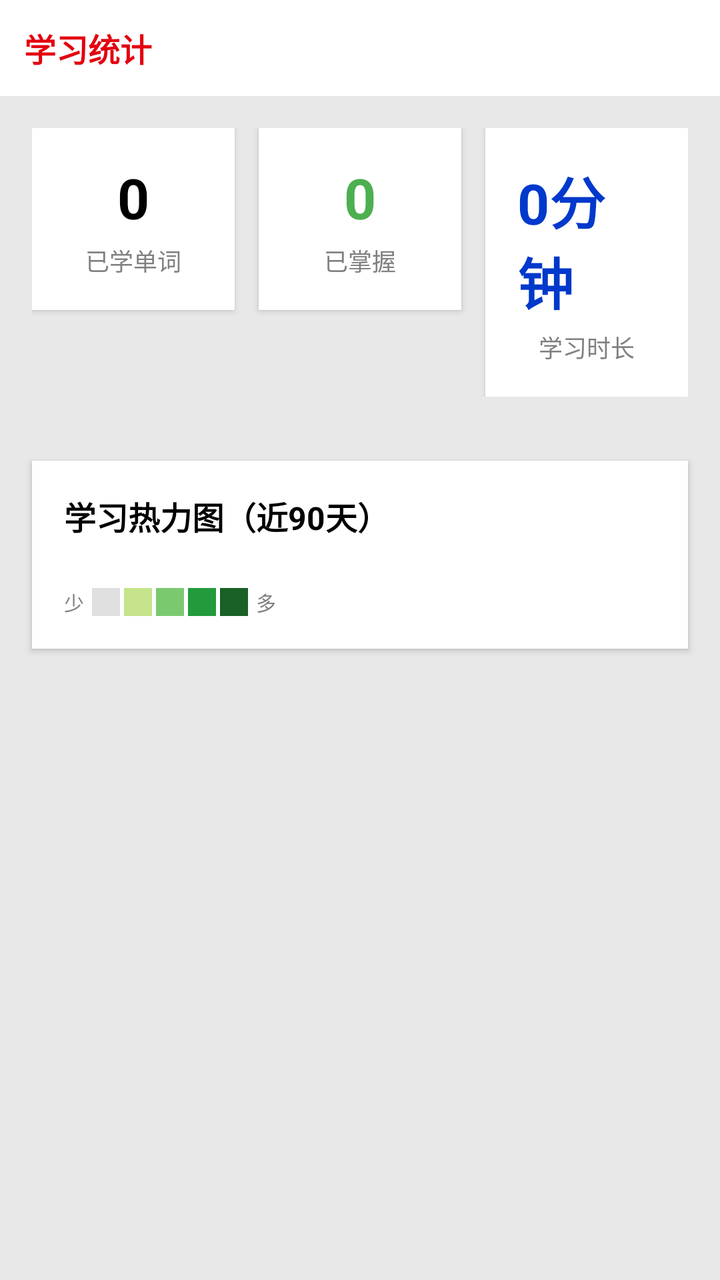
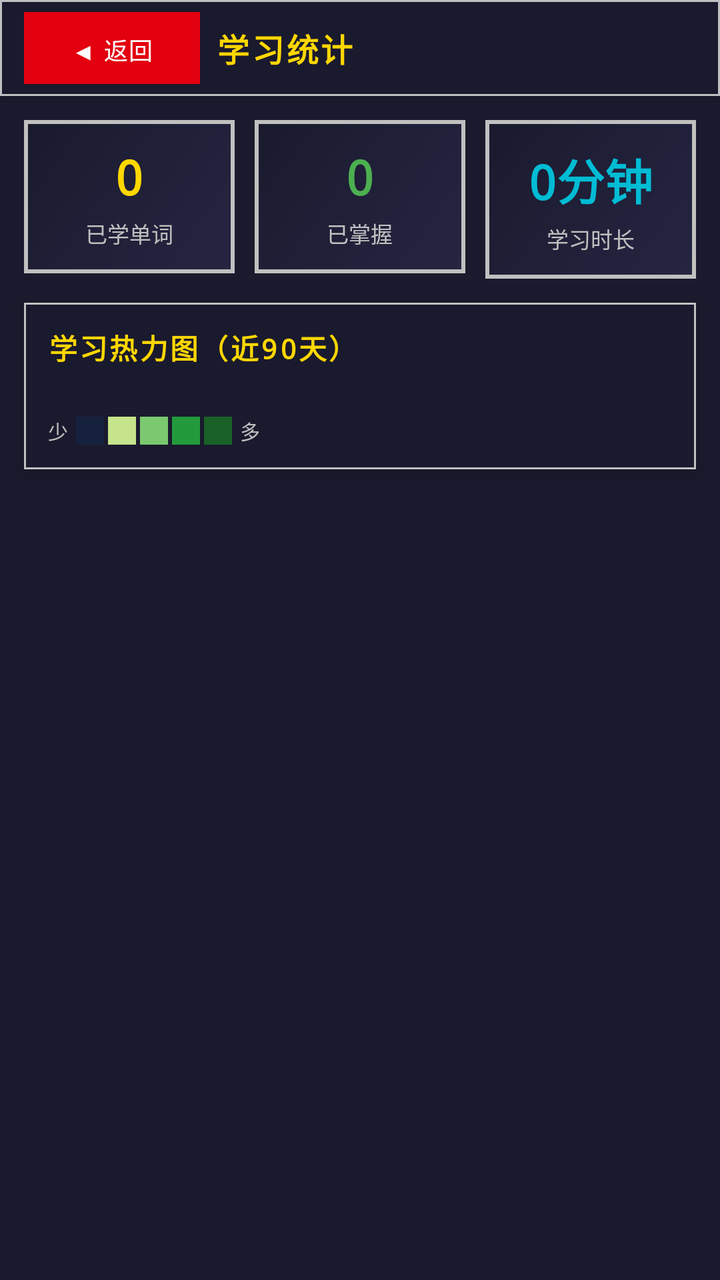

Before-and-after screenshots of an Android layout around one commit, followed by the original layout XML and the change that was made.
<!-- AndroidManifest.xml: application theme Theme.LearnE -->
<!-- res/layout/fragment_study_stats.xml -->
<?xml version="1.0" encoding="utf-8"?>
<LinearLayout
    xmlns:android="http://schemas.android.com/apk/res/android"
    android:layout_width="match_parent"
    android:layout_height="match_parent"
    android:background="#E8E8E8"
    android:orientation="vertical">

    
    <LinearLayout
        android:layout_width="match_parent"
        android:layout_height="48dp"
        android:orientation="horizontal"
        android:paddingHorizontal="12dp"
        android:paddingVertical="6dp"
        android:gravity="center_vertical"
        android:background="#FFFFFF">

        <TextView
            android:layout_width="wrap_content"
            android:layout_height="wrap_content"
            android:text="学习统计"
            android:textColor="#E3000F"
            android:textSize="16sp"
            android:textStyle="bold"/>

        <View android:layout_width="0dp" android:layout_height="0dp" android:layout_weight="1"/>

        <TextView
            android:id="@+id/tv_streak"
            android:layout_width="wrap_content"
            android:layout_height="wrap_content"
            android:text=""
            android:textColor="#0039CB"
            android:textSize="13sp"/>
    </LinearLayout>

    
    <LinearLayout
        android:layout_width="match_parent"
        android:layout_height="wrap_content"
        android:orientation="horizontal"
        android:padding="16dp">

        <LinearLayout
            android:layout_width="0dp"
            android:layout_height="wrap_content"
            android:layout_weight="1"
            android:orientation="vertical"
            android:gravity="center"
            android:background="#FFFFFF"
            android:padding="16dp"
            android:layout_marginEnd="8dp"
            android:elevation="2dp">

            <TextView
                android:id="@+id/tv_total_learned"
                android:layout_width="wrap_content"
                android:layout_height="wrap_content"
                android:text="0"
                android:textColor="#000000"
                android:textSize="28sp"
                android:textStyle="bold"/>

            <TextView
                android:layout_width="wrap_content"
                android:layout_height="wrap_content"
                android:text="已学单词"
                android:textColor="#808080"
                android:textSize="12sp"
                android:layout_marginTop="4dp"/>
        </LinearLayout>

        <LinearLayout
            android:layout_width="0dp"
            android:layout_height="wrap_content"
            android:layout_weight="1"
            android:orientation="vertical"
            android:gravity="center"
            android:background="#FFFFFF"
            android:padding="16dp"
            android:layout_marginHorizontal="4dp"
            android:elevation="2dp">

            <TextView
                android:id="@+id/tv_total_mastered"
                android:layout_width="wrap_content"
                android:layout_height="wrap_content"
                android:text="0"
                android:textColor="#4CAF50"
                android:textSize="28sp"
                android:textStyle="bold"/>

            <TextView
                android:layout_width="wrap_content"
                android:layout_height="wrap_content"
                android:text="已掌握"
                android:textColor="#808080"
                android:textSize="12sp"
                android:layout_marginTop="4dp"/>
        </LinearLayout>

        <LinearLayout
            android:layout_width="0dp"
            android:layout_height="wrap_content"
            android:layout_weight="1"
            android:orientation="vertical"
            android:gravity="center"
            android:background="#FFFFFF"
            android:padding="16dp"
            android:layout_marginStart="8dp"
            android:elevation="2dp">

            <TextView
                android:id="@+id/tv_total_time"
                android:layout_width="wrap_content"
                android:layout_height="wrap_content"
                android:text="0分钟"
                android:textColor="#0039CB"
                android:textSize="28sp"
                android:textStyle="bold"/>

            <TextView
                android:layout_width="wrap_content"
                android:layout_height="wrap_content"
                android:text="学习时长"
                android:textColor="#808080"
                android:textSize="12sp"
                android:layout_marginTop="4dp"/>
        </LinearLayout>
    </LinearLayout>

    
    <LinearLayout
        android:layout_width="match_parent"
        android:layout_height="wrap_content"
        android:orientation="vertical"
        android:background="#FFFFFF"
        android:padding="16dp"
        android:layout_margin="16dp"
        android:elevation="2dp">

        <TextView
            android:layout_width="wrap_content"
            android:layout_height="wrap_content"
            android:text="学习热力图（近90天）"
            android:textColor="#000000"
            android:textSize="16sp"
            android:textStyle="bold"
            android:layout_marginBottom="12dp"/>

        <HorizontalScrollView
            android:layout_width="match_parent"
            android:layout_height="wrap_content">

            <LinearLayout
                android:id="@+id/heatmap_container"
                android:layout_width="wrap_content"
                android:layout_height="wrap_content"
                android:orientation="vertical"/>
        </HorizontalScrollView>

        
        <LinearLayout
            android:layout_width="wrap_content"
            android:layout_height="wrap_content"
            android:orientation="horizontal"
            android:layout_marginTop="12dp"
            android:gravity="center_vertical">

            <TextView
                android:layout_width="wrap_content"
                android:layout_height="wrap_content"
                android:text="少"
                android:textColor="#808080"
                android:textSize="10sp"
                android:layout_marginEnd="4dp"/>

            <View
                android:layout_width="14dp"
                android:layout_height="14dp"
                android:background="#E0E0E0"/>

            <View
                android:layout_width="14dp"
                android:layout_height="14dp"
                android:layout_marginStart="2dp"
                android:background="#C6E48B"/>

            <View
                android:layout_width="14dp"
                android:layout_height="14dp"
                android:layout_marginStart="2dp"
                android:background="#7BC96F"/>

            <View
                android:layout_width="14dp"
                android:layout_height="14dp"
                android:layout_marginStart="2dp"
                android:background="#239A3B"/>

            <View
                android:layout_width="14dp"
                android:layout_height="14dp"
                android:layout_marginStart="2dp"
                android:background="#196127"/>

            <TextView
                android:layout_width="wrap_content"
                android:layout_height="wrap_content"
                android:text="多"
                android:textColor="#808080"
                android:textSize="10sp"
                android:layout_marginStart="4dp"/>
        </LinearLayout>
    </LinearLayout>

</LinearLayout>
<!-- resources referenced by this layout -->
<resources>
  <style name="Theme.LearnE" parent="Theme.MaterialComponents.Light.NoActionBar">
          <item name="colorPrimary">@color/primary</item>
          <item name="colorPrimaryDark">@color/primary_dark</item>
          <item name="colorAccent">@color/accent</item>
      </style>
  <color name="primary">#E3000F</color>
  <color name="primary_dark">#B3000C</color>
  <color name="accent">#0039CB</color>
</resources>

<!-- the commit's change to res/layout/fragment_study_stats.xml (unified diff, before → after) -->
@@ -3,8 +3,8 @@
     xmlns:android="http://schemas.android.com/apk/res/android"
     android:layout_width="match_parent"
     android:layout_height="match_parent"
-    android:background="#E8E8E8"
-    android:orientation="vertical">
+    android:orientation="vertical"
+    android:background="@color/mecha_hull">
 
     
     <LinearLayout
@@ -12,27 +12,41 @@
         android:layout_height="48dp"
         android:orientation="horizontal"
         android:paddingHorizontal="12dp"
-        android:paddingVertical="6dp"
         android:gravity="center_vertical"
-        android:background="#FFFFFF">
+        android:background="@drawable/panel_dark"
+        android:elevation="4dp">
+
+        <Button
+            android:id="@+id/btn_back"
+            android:layout_width="wrap_content"
+            android:layout_height="36dp"
+            android:text="◀ 返回"
+            android:textColor="@color/mecha_white"
+            android:textSize="12sp"
+            android:background="@drawable/btn_accent"
+            android:layout_marginEnd="8dp"
+            android:paddingHorizontal="12dp"
+            android:letterSpacing="0.05"/>
 
         <TextView
-            android:layout_width="wrap_content"
-            android:layout_height="wrap_content"
+            android:layout_width="0dp"
+            android:layout_height="wrap_content"
+            android:layout_weight="1"
             android:text="学习统计"
-            android:textColor="#E3000F"
+            android:textColor="@color/mecha_gold"
             android:textSize="16sp"
-            android:textStyle="bold"/>
-
-        <View android:layout_width="0dp" android:layout_height="0dp" android:layout_weight="1"/>
+            android:textStyle="bold"
+            android:fontFamily="monospace"
+            android:letterSpacing="0.08"/>
 
         <TextView
             android:id="@+id/tv_streak"
             android:layout_width="wrap_content"
             android:layout_height="wrap_content"
             android:text=""
-            android:textColor="#0039CB"
-            android:textSize="13sp"/>
+            android:textColor="@color/mecha_hud_orange"
+            android:textSize="12sp"
+            android:fontFamily="monospace"/>
     </LinearLayout>
 
     
@@ -40,7 +54,7 @@
         android:layout_width="match_parent"
         android:layout_height="wrap_content"
         android:orientation="horizontal"
-        android:padding="16dp">
+        android:padding="12dp">
 
         <LinearLayout
             android:layout_width="0dp"
@@ -48,26 +62,27 @@
             android:layout_weight="1"
             android:orientation="vertical"
             android:gravity="center"
-            android:background="#FFFFFF"
-            android:padding="16dp"
-            android:layout_marginEnd="8dp"
-            android:elevation="2dp">
+            android:background="@drawable/card_metal"
+            android:padding="12dp"
+            android:layout_marginEnd="6dp">
 
             <TextView
                 android:id="@+id/tv_total_learned"
                 android:layout_width="wrap_content"
                 android:layout_height="wrap_content"
                 android:text="0"
-                android:textColor="#000000"
-                android:textSize="28sp"
-                android:textStyle="bold"/>
+                android:textColor="@color/mecha_gold"
+                android:textSize="24sp"
+                android:textStyle="bold"
+                android:fontFamily="monospace"/>
 
             <TextView
                 android:layout_width="wrap_content"
                 android:layout_height="wrap_content"
                 android:text="已学单词"
-                android:textColor="#808080"
-                android:textSize="12sp"
+                android:textColor="@color/mecha_armor"
+                android:textSize="11sp"
+                android:fontFamily="monospace"
                 android:layout_marginTop="4dp"/>
         </LinearLayout>
 
@@ -77,26 +92,27 @@
             android:layout_weight="1"
             android:orientation="vertical"
             android:gravity="center"
-            android:background="#FFFFFF"
-            android:padding="16dp"
-            android:layout_marginHorizontal="4dp"
-            android:elevation="2dp">
+            android:background="@drawable/card_metal"
+            android:padding="12dp"
+            android:layout_marginHorizontal="4dp">
 
             <TextView
                 android:id="@+id/tv_total_mastered"
                 android:layout_width="wrap_content"
                 android:layout_height="wrap_content"
                 android:text="0"
-                android:textColor="#4CAF50"
-                android:textSize="28sp"
-                android:textStyle="bold"/>
+                android:textColor="@color/mecha_hud_green"
+                android:textSize="24sp"
+                android:textStyle="bold"
+                android:fontFamily="monospace"/>
 
             <TextView
                 android:layout_width="wrap_content"
                 android:layout_height="wrap_content"
                 android:text="已掌握"
-                android:textColor="#808080"
-                android:textSize="12sp"
+                android:textColor="@color/mecha_armor"
+                android:textSize="11sp"
+                android:fontFamily="monospace"
                 android:layout_marginTop="4dp"/>
         </LinearLayout>
 
@@ -106,26 +122,27 @@
             android:layout_weight="1"
             android:orientation="vertical"
             android:gravity="center"
-            android:background="#FFFFFF"
-            android:padding="16dp"
-            android:layout_marginStart="8dp"
-            android:elevation="2dp">
+            android:background="@drawable/card_metal"
+            android:padding="12dp"
+            android:layout_marginStart="6dp">
 
             <TextView
                 android:id="@+id/tv_total_time"
                 android:layout_width="wrap_content"
                 android:layout_height="wrap_content"
                 android:text="0分钟"
-                android:textColor="#0039CB"
-                android:textSize="28sp"
-                android:textStyle="bold"/>
+                android:textColor="@color/mecha_hud_cyan"
+                android:textSize="24sp"
+                android:textStyle="bold"
+                android:fontFamily="monospace"/>
 
             <TextView
                 android:layout_width="wrap_content"
                 android:layout_height="wrap_content"
                 android:text="学习时长"
-                android:textColor="#808080"
-                android:textSize="12sp"
+                android:textColor="@color/mecha_armor"
+                android:textSize="11sp"
+                android:fontFamily="monospace"
                 android:layout_marginTop="4dp"/>
         </LinearLayout>
     </LinearLayout>
@@ -135,18 +152,20 @@
         android:layout_width="match_parent"
         android:layout_height="wrap_content"
         android:orientation="vertical"
-        android:background="#FFFFFF"
-        android:padding="16dp"
-        android:layout_margin="16dp"
-        android:elevation="2dp">
+        android:background="@drawable/panel_dark"
+        android:padding="12dp"
+        android:layout_marginHorizontal="12dp"
+        android:elevation="4dp">
 
         <TextView
             android:layout_width="wrap_content"
             android:layout_height="wrap_content"
             android:text="学习热力图（近90天）"
-            android:textColor="#000000"
-            android:textSize="16sp"
+            android:textColor="@color/mecha_gold"
+            android:textSize="14sp"
             android:textStyle="bold"
+            android:fontFamily="monospace"
+            android:letterSpacing="0.08"
             android:layout_marginBottom="12dp"/>
 
         <HorizontalScrollView
@@ -172,45 +191,24 @@
                 android:layout_width="wrap_content"
                 android:layout_height="wrap_content"
                 android:text="少"
-                android:textColor="#808080"
+                android:textColor="@color/mecha_armor"
                 android:textSize="10sp"
+                android:fontFamily="monospace"
                 android:layout_marginEnd="4dp"/>
 
-            <View
-                android:layout_width="14dp"
-                android:layout_height="14dp"
-                android:background="#E0E0E0"/>
-
-            <View
-                android:layout_width="14dp"
-                android:layout_height="14dp"
-                android:layout_marginStart="2dp"
-                android:background="#C6E48B"/>
-
-            <View
-                android:layout_width="14dp"
-                android:layout_height="14dp"
-                android:layout_marginStart="2dp"
-                android:background="#7BC96F"/>
-
-            <View
-                android:layout_width="14dp"
-                android:layout_height="14dp"
-                android:layout_marginStart="2dp"
-                android:background="#239A3B"/>
-
-            <View
-                android:layout_width="14dp"
-                android:layout_height="14dp"
-                android:layout_marginStart="2dp"
-                android:background="#196127"/>
+            <View android:layout_width="14dp" android:layout_height="14dp" android:background="@color/mecha_panel"/>
+            <View android:layout_width="14dp" android:layout_height="14dp" android:layout_marginStart="2dp" android:background="#C6E48B"/>
+            <View android:layout_width="14dp" android:layout_height="14dp" android:layout_marginStart="2dp" android:background="#7BC96F"/>
+            <View android:layout_width="14dp" android:layout_height="14dp" android:layout_marginStart="2dp" android:background="#239A3B"/>
+            <View android:layout_width="14dp" android:layout_height="14dp" android:layout_marginStart="2dp" android:background="#196127"/>
 
             <TextView
                 android:layout_width="wrap_content"
                 android:layout_height="wrap_content"
                 android:text="多"
-                android:textColor="#808080"
+                android:textColor="@color/mecha_armor"
                 android:textSize="10sp"
+                android:fontFamily="monospace"
                 android:layout_marginStart="4dp"/>
         </LinearLayout>
     </LinearLayout>
<!-- resource entries referenced after the edit -->
@@ -1,12 +1,51 @@
 <!-- resources referenced by this layout -->
 <resources>
+  <color name="mecha_armor">#C0C0C0</color>
+  <color name="mecha_gold">#FFD700</color>
+  <color name="mecha_hud_cyan">#00BCD4</color>
+  <color name="mecha_hud_green">#4CAF50</color>
+  <color name="mecha_hud_orange">#FF9800</color>
+  <color name="mecha_hull">#1A1A2E</color>
+  <color name="mecha_panel">#16213E</color>
+  <color name="mecha_white">#FFFFFF</color>
+  <!-- drawable btn_accent (drawable) -->
+  <?xml version="1.0" encoding="utf-8"?>
+  <selector xmlns:android="http://schemas.android.com/apk/res/android">
+      <item android:state_pressed="true">
+          <shape android:shape="rectangle">
+              <solid android:color="#002D9E"/>
+              <stroke android:width="2dp" android:color="#FFD700"/>
+          </shape>
+      </item>
+      <item>
+          <shape android:shape="rectangle">
+              <solid android:color="#0039CB"/>
+              <stroke android:width="1dp" android:color="#C0C0C0"/>
+          </shape>
+      </item>
+  </selector>
+  <!-- drawable card_metal (drawable) -->
+  <?xml version="1.0" encoding="utf-8"?>
+  <shape xmlns:android="http://schemas.android.com/apk/res/android" android:shape="rectangle">
+      <gradient android:startColor="#252542" android:endColor="#1A1A2E" android:angle="135"/>
+      <stroke android:width="2dp" android:color="#C0C0C0"/>
+  </shape>
+  <!-- drawable panel_dark (drawable) -->
+  <?xml version="1.0" encoding="utf-8"?>
+  <shape xmlns:android="http://schemas.android.com/apk/res/android" android:shape="rectangle">
+      <solid android:color="#1A1A2E"/>
+      <stroke android:width="1dp" android:color="#C0C0C0"/>
+  </shape>
   <style name="Theme.LearnE" parent="Theme.MaterialComponents.Light.NoActionBar">
-          <item name="colorPrimary">@color/primary</item>
-          <item name="colorPrimaryDark">@color/primary_dark</item>
-          <item name="colorAccent">@color/accent</item>
+          <item name="colorPrimary">@color/mecha_red</item>
+          <item name="colorPrimaryDark">@color/mecha_red_dark</item>
+          <item name="colorAccent">@color/mecha_gold</item>
+          <item name="android:windowBackground">@color/mecha_offwhite</item>
+          <item name="android:statusBarColor">@color/mecha_hull</item>
+          <item name="android:navigationBarColor">@color/mecha_hull</item>
       </style>
-  <color name="primary">#E3000F</color>
-  <color name="primary_dark">#B3000C</color>
-  <color name="accent">#0039CB</color>
+  <color name="mecha_red">#E3000F</color>
+  <color name="mecha_red_dark">#B3000C</color>
+  <color name="mecha_offwhite">#E8ECF0</color>
 </resources>
 
